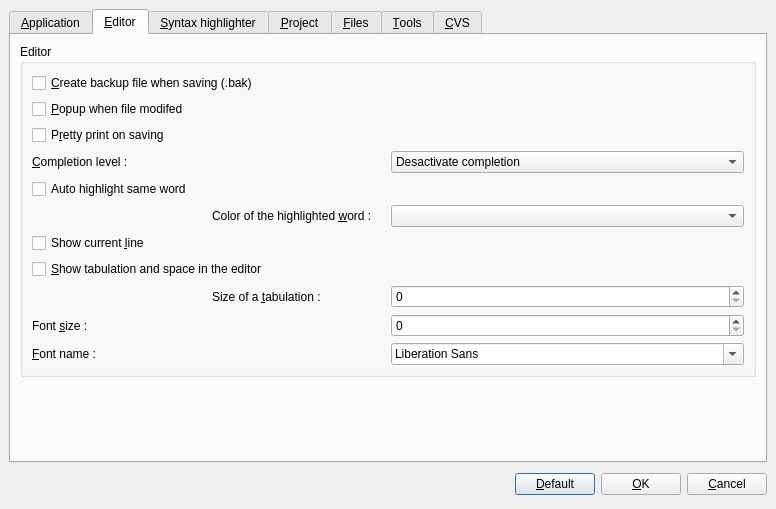
This is ui/custom.ui in phoenix741/xinx as Qt 5 draws it before an edit. The edited form follows.
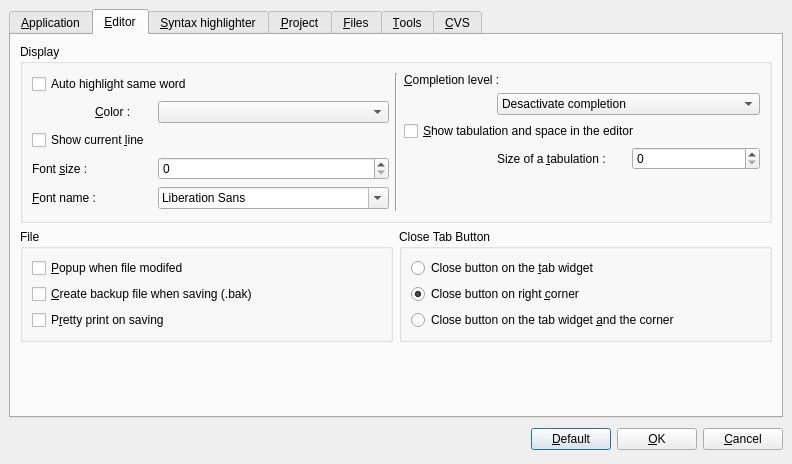
This is the edited form. The open tabs and pages were chosen to show the change. Icons and pictures are not drawn. Custom widgets are drawn as their Qt base class.

```diff
--- a/ui/custom.ui
+++ b/ui/custom.ui
@@ -5,8 +5,8 @@
    <rect>
     <x>0</x>
     <y>0</y>
-    <width>776</width>
-    <height>509</height>
+    <width>792</width>
+    <height>464</height>
    </rect>
   </property>
   <property name="windowTitle" >
@@ -165,53 +165,116 @@
       <attribute name="title" >
        <string>&amp;Editor</string>
       </attribute>
-      <layout class="QVBoxLayout" >
-       <item>
+      <layout class="QGridLayout" >
+       <item row="0" column="0" colspan="2" >
         <widget class="QGroupBox" name="groupBox_7" >
          <property name="title" >
-          <string>Editor</string>
+          <string>Display</string>
          </property>
+         <layout class="QHBoxLayout" >
+          <item>
          <layout class="QGridLayout" >
           <item row="0" column="0" colspan="4" >
-           <widget class="QCheckBox" name="m_createBakCheckBox" >
-            <property name="whatsThis" >
-             <string>&lt;html>&lt;head>&lt;meta name="qrichtext" content="1" />&lt;style type="text/css">
-p, li { white-space: pre-wrap; }
-&lt;/style>&lt;/head>&lt;body style=" font-family:'Sans Serif'; font-size:9pt; font-weight:400; font-style:normal; text-decoration:none;">
-&lt;p style=" margin-top:0px; margin-bottom:0px; margin-left:0px; margin-right:0px; -qt-block-indent:0; text-indent:0px;">Create a backup file before saving the file. The backup file is stored in the same directory that the orignal file. The backup is created by copy before the file is overwritten.&lt;/p>&lt;/body>&lt;/html></string>
-            </property>
+             <widget class="QCheckBox" name="m_autoHighlightCheckBox" >
             <property name="text" >
-             <string>&amp;Create backup file when saving (.bak)</string>
+               <string>Auto highlight same word</string>
             </property>
            </widget>
           </item>
-          <item row="1" column="0" colspan="4" >
-           <widget class="QCheckBox" name="m_popupWhenFileModifiedCheckBox" >
-            <property name="whatsThis" >
-             <string>&lt;html>&lt;head>&lt;meta name="qrichtext" content="1" />&lt;style type="text/css">
-p, li { white-space: pre-wrap; }
-&lt;/style>&lt;/head>&lt;body style=" font-family:'Sans Serif'; font-size:9pt; font-weight:400; font-style:normal; text-decoration:none;">
-&lt;p style=" margin-top:0px; margin-bottom:0px; margin-left:0px; margin-right:0px; -qt-block-indent:0; text-indent:0px;">Alert user when the file is modified by an extern application. The user has the choice to open the new file or keep current file.&lt;/p>&lt;/body>&lt;/html></string>
-            </property>
+            <item row="1" column="0" >
+             <spacer>
+              <property name="orientation" >
+               <enum>Qt::Horizontal</enum>
+              </property>
+              <property name="sizeType" >
+               <enum>QSizePolicy::Fixed</enum>
+              </property>
+              <property name="sizeHint" >
+               <size>
+                <width>40</width>
+                <height>20</height>
+               </size>
+              </property>
+             </spacer>
+            </item>
+            <item row="1" column="1" >
+             <widget class="QLabel" name="label_17" >
             <property name="text" >
-             <string>&amp;Popup when file modifed</string>
-            </property>
-           </widget>
-          </item>
+               <string>&amp;Color :</string>
+              </property>
+              <property name="buddy" >
+               <cstring>m_highlightTextColorComboBox</cstring>
+              </property>
+             </widget>
+            </item>
+            <item row="1" column="2" colspan="2" >
+             <widget class="KColorCombo" name="m_highlightTextColorComboBox" />
+            </item>
           <item row="2" column="0" colspan="4" >
-           <widget class="QCheckBox" name="m_prettyPrintOnSavingCheckBox" >
-            <property name="whatsThis" >
-             <string>&lt;html>&lt;head>&lt;meta name="qrichtext" content="1" />&lt;style type="text/css">
-p, li { white-space: pre-wrap; }
-&lt;/style>&lt;/head>&lt;body style=" font-family:'Sans Serif'; font-size:9pt; font-weight:400; font-style:normal; text-decoration:none;">
-&lt;p style=" margin-top:0px; margin-bottom:0px; margin-left:0px; margin-right:0px; -qt-block-indent:0; text-indent:0px;">If the box is checked, when saving the file, XINX apply the pretty print function on the text. This format the code on saving file. Saving file can be slower.&lt;/p>&lt;/body>&lt;/html></string>
-            </property>
+             <widget class="QCheckBox" name="m_showCurrentLineCheckBox" >
             <property name="text" >
-             <string>P&amp;retty print on saving</string>
+               <string>Show current &amp;line</string>
             </property>
            </widget>
           </item>
           <item row="3" column="0" colspan="2" >
+             <widget class="QLabel" name="label_10" >
+              <property name="text" >
+               <string>Font &amp;size :</string>
+              </property>
+              <property name="buddy" >
+               <cstring>m_fontSizeSpinBox</cstring>
+              </property>
+             </widget>
+            </item>
+            <item row="3" column="2" colspan="2" >
+             <widget class="QSpinBox" name="m_fontSizeSpinBox" >
+              <property name="whatsThis" >
+               <string>&lt;html>&lt;head>&lt;meta name="qrichtext" content="1" />&lt;style type="text/css">
+p, li { white-space: pre-wrap; }
+&lt;/style>&lt;/head>&lt;body style=" font-family:'Sans Serif'; font-size:9pt; font-weight:400; font-style:normal; text-decoration:none;">
+&lt;p style=" margin-top:0px; margin-bottom:0px; margin-left:0px; margin-right:0px; -qt-block-indent:0; text-indent:0px;">Size of the font in the editor. The value is a global value.&lt;/p>&lt;/body>&lt;/html></string>
+              </property>
+             </widget>
+            </item>
+            <item row="4" column="0" colspan="2" >
+             <widget class="QLabel" name="label_6" >
+              <property name="text" >
+               <string>&amp;Font name :</string>
+              </property>
+              <property name="buddy" >
+               <cstring>m_fontComboBox</cstring>
+              </property>
+             </widget>
+            </item>
+            <item row="4" column="2" colspan="2" >
+             <widget class="QFontComboBox" name="m_fontComboBox" >
+              <property name="whatsThis" >
+               <string>&lt;html>&lt;head>&lt;meta name="qrichtext" content="1" />&lt;style type="text/css">
+p, li { white-space: pre-wrap; }
+&lt;/style>&lt;/head>&lt;body style=" font-family:'Sans Serif'; font-size:9pt; font-weight:400; font-style:normal; text-decoration:none;">
+&lt;p style=" margin-top:0px; margin-bottom:0px; margin-left:0px; margin-right:0px; -qt-block-indent:0; text-indent:0px;">Name of the font to use in all editors&lt;/p>&lt;/body>&lt;/html></string>
+              </property>
+             </widget>
+            </item>
+           </layout>
+          </item>
+          <item>
+           <widget class="Line" name="line" >
+            <property name="sizePolicy" >
+             <sizepolicy vsizetype="Minimum" hsizetype="Fixed" >
+              <horstretch>0</horstretch>
+              <verstretch>0</verstretch>
+             </sizepolicy>
+            </property>
+            <property name="orientation" >
+             <enum>Qt::Vertical</enum>
+            </property>
+           </widget>
+          </item>
+          <item>
+           <layout class="QGridLayout" >
+            <item row="0" column="0" colspan="2" >
            <widget class="QLabel" name="label_13" >
             <property name="text" >
              <string>&amp;Completion level :</string>
@@ -221,7 +284,23 @@
             </property>
            </widget>
           </item>
-          <item row="3" column="2" colspan="2" >
+            <item row="1" column="0" >
+             <spacer>
+              <property name="orientation" >
+               <enum>Qt::Horizontal</enum>
+              </property>
+              <property name="sizeType" >
+               <enum>QSizePolicy::Fixed</enum>
+              </property>
+              <property name="sizeHint" >
+               <size>
+                <width>40</width>
+                <height>20</height>
+               </size>
+              </property>
+             </spacer>
+            </item>
+            <item row="1" column="1" colspan="2" >
            <widget class="QComboBox" name="m_completionLevelComboBox" >
             <property name="whatsThis" >
              <string>&lt;html>&lt;head>&lt;meta name="qrichtext" content="1" />&lt;style type="text/css">
@@ -255,50 +334,7 @@
             </item>
            </widget>
           </item>
-          <item row="4" column="0" colspan="2" >
-           <widget class="QCheckBox" name="m_autoHighlightCheckBox" >
-            <property name="text" >
-             <string>Auto highlight same word</string>
-            </property>
-           </widget>
-          </item>
-          <item row="5" column="0" >
-           <spacer>
-            <property name="orientation" >
-             <enum>Qt::Horizontal</enum>
-            </property>
-            <property name="sizeType" >
-             <enum>QSizePolicy::Fixed</enum>
-            </property>
-            <property name="sizeHint" >
-             <size>
-              <width>40</width>
-              <height>20</height>
-             </size>
-            </property>
-           </spacer>
-          </item>
-          <item row="5" column="1" >
-           <widget class="QLabel" name="label_17" >
-            <property name="text" >
-             <string>Color of the highlighted &amp;word :</string>
-            </property>
-            <property name="buddy" >
-             <cstring>m_highlightTextColorComboBox</cstring>
-            </property>
-           </widget>
-          </item>
-          <item row="5" column="2" colspan="2" >
-           <widget class="KColorCombo" name="m_highlightTextColorComboBox" />
-          </item>
-          <item row="6" column="0" colspan="4" >
-           <widget class="QCheckBox" name="m_showCurrentLineCheckBox" >
-            <property name="text" >
-             <string>Show current &amp;line</string>
-            </property>
-           </widget>
-          </item>
-          <item row="7" column="0" colspan="4" >
+            <item row="2" column="0" colspan="3" >
            <widget class="QCheckBox" name="m_showTabulationCheckBox" >
             <property name="whatsThis" >
              <string>&lt;html>&lt;head>&lt;meta name="qrichtext" content="1" />&lt;style type="text/css">
@@ -311,7 +347,7 @@
             </property>
            </widget>
           </item>
-          <item row="8" column="0" >
+            <item row="3" column="0" >
            <spacer>
             <property name="orientation" >
              <enum>Qt::Horizontal</enum>
@@ -327,7 +363,7 @@
             </property>
            </spacer>
           </item>
-          <item row="8" column="1" >
+            <item row="3" column="1" >
            <widget class="QLabel" name="label_14" >
             <property name="text" >
              <string>Size of a &amp;tabulation :</string>
@@ -337,7 +373,7 @@
             </property>
            </widget>
           </item>
-          <item row="8" column="2" colspan="2" >
+            <item row="3" column="2" >
            <widget class="QSpinBox" name="m_sizeOfTabSpinBox" >
             <property name="whatsThis" >
              <string>&lt;html>&lt;head>&lt;meta name="qrichtext" content="1" />&lt;style type="text/css">
@@ -347,63 +383,119 @@
             </property>
            </widget>
           </item>
-          <item row="9" column="0" colspan="2" >
-           <widget class="QLabel" name="label_10" >
-            <property name="text" >
-             <string>Font &amp;size :</string>
-            </property>
-            <property name="buddy" >
-             <cstring>m_fontSizeSpinBox</cstring>
-            </property>
-           </widget>
-          </item>
-          <item row="9" column="2" colspan="2" >
-           <widget class="QSpinBox" name="m_fontSizeSpinBox" >
-            <property name="whatsThis" >
-             <string>&lt;html>&lt;head>&lt;meta name="qrichtext" content="1" />&lt;style type="text/css">
-p, li { white-space: pre-wrap; }
-&lt;/style>&lt;/head>&lt;body style=" font-family:'Sans Serif'; font-size:9pt; font-weight:400; font-style:normal; text-decoration:none;">
-&lt;p style=" margin-top:0px; margin-bottom:0px; margin-left:0px; margin-right:0px; -qt-block-indent:0; text-indent:0px;">Size of the font in the editor. The value is a global value.&lt;/p>&lt;/body>&lt;/html></string>
-            </property>
-           </widget>
-          </item>
-          <item row="10" column="0" colspan="2" >
-           <widget class="QLabel" name="label_6" >
-            <property name="text" >
-             <string>&amp;Font name :</string>
-            </property>
-            <property name="buddy" >
-             <cstring>m_fontComboBox</cstring>
-            </property>
-           </widget>
-          </item>
-          <item row="10" column="2" colspan="2" >
-           <widget class="QFontComboBox" name="m_fontComboBox" >
-            <property name="whatsThis" >
-             <string>&lt;html>&lt;head>&lt;meta name="qrichtext" content="1" />&lt;style type="text/css">
-p, li { white-space: pre-wrap; }
-&lt;/style>&lt;/head>&lt;body style=" font-family:'Sans Serif'; font-size:9pt; font-weight:400; font-style:normal; text-decoration:none;">
-&lt;p style=" margin-top:0px; margin-bottom:0px; margin-left:0px; margin-right:0px; -qt-block-indent:0; text-indent:0px;">Name of the font to use in all editors&lt;/p>&lt;/body>&lt;/html></string>
-            </property>
-           </widget>
-          </item>
-         </layout>
-        </widget>
-       </item>
-       <item>
+            <item row="4" column="0" colspan="2" >
         <spacer>
          <property name="orientation" >
           <enum>Qt::Vertical</enum>
          </property>
          <property name="sizeHint" >
           <size>
-           <width>736</width>
+                <width>20</width>
            <height>41</height>
           </size>
          </property>
         </spacer>
        </item>
       </layout>
+          </item>
+         </layout>
+        </widget>
+       </item>
+       <item row="1" column="0" >
+        <widget class="QGroupBox" name="groupBox_9" >
+         <property name="title" >
+          <string>File</string>
+         </property>
+         <layout class="QVBoxLayout" >
+          <item>
+           <widget class="QCheckBox" name="m_popupWhenFileModifiedCheckBox" >
+            <property name="whatsThis" >
+             <string>&lt;html>&lt;head>&lt;meta name="qrichtext" content="1" />&lt;style type="text/css">
+p, li { white-space: pre-wrap; }
+&lt;/style>&lt;/head>&lt;body style=" font-family:'Sans Serif'; font-size:9pt; font-weight:400; font-style:normal; text-decoration:none;">
+&lt;p style=" margin-top:0px; margin-bottom:0px; margin-left:0px; margin-right:0px; -qt-block-indent:0; text-indent:0px;">Alert user when the file is modified by an extern application. The user has the choice to open the new file or keep current file.&lt;/p>&lt;/body>&lt;/html></string>
+            </property>
+            <property name="text" >
+             <string>&amp;Popup when file modifed</string>
+            </property>
+           </widget>
+          </item>
+          <item>
+           <widget class="QCheckBox" name="m_createBakCheckBox" >
+            <property name="whatsThis" >
+             <string>&lt;html>&lt;head>&lt;meta name="qrichtext" content="1" />&lt;style type="text/css">
+p, li { white-space: pre-wrap; }
+&lt;/style>&lt;/head>&lt;body style=" font-family:'Sans Serif'; font-size:9pt; font-weight:400; font-style:normal; text-decoration:none;">
+&lt;p style=" margin-top:0px; margin-bottom:0px; margin-left:0px; margin-right:0px; -qt-block-indent:0; text-indent:0px;">Create a backup file before saving the file. The backup file is stored in the same directory that the orignal file. The backup is created by copy before the file is overwritten.&lt;/p>&lt;/body>&lt;/html></string>
+            </property>
+            <property name="text" >
+             <string>&amp;Create backup file when saving (.bak)</string>
+            </property>
+           </widget>
+          </item>
+          <item>
+           <widget class="QCheckBox" name="m_prettyPrintOnSavingCheckBox" >
+            <property name="whatsThis" >
+             <string>&lt;html>&lt;head>&lt;meta name="qrichtext" content="1" />&lt;style type="text/css">
+p, li { white-space: pre-wrap; }
+&lt;/style>&lt;/head>&lt;body style=" font-family:'Sans Serif'; font-size:9pt; font-weight:400; font-style:normal; text-decoration:none;">
+&lt;p style=" margin-top:0px; margin-bottom:0px; margin-left:0px; margin-right:0px; -qt-block-indent:0; text-indent:0px;">If the box is checked, when saving the file, XINX apply the pretty print function on the text. This format the code on saving file. Saving file can be slower.&lt;/p>&lt;/body>&lt;/html></string>
+            </property>
+            <property name="text" >
+             <string>P&amp;retty print on saving</string>
+            </property>
+           </widget>
+          </item>
+         </layout>
+        </widget>
+       </item>
+       <item row="1" column="1" >
+        <widget class="QGroupBox" name="groupBox_8" >
+         <property name="title" >
+          <string>Close Tab Button</string>
+         </property>
+         <layout class="QVBoxLayout" >
+          <item>
+           <widget class="QRadioButton" name="m_closeBtnRadioButton" >
+            <property name="text" >
+             <string>Close button on the &amp;tab widget</string>
+            </property>
+           </widget>
+          </item>
+          <item>
+           <widget class="QRadioButton" name="m_cornerBtnRadioButton" >
+            <property name="text" >
+             <string>Close button on right &amp;corner</string>
+            </property>
+            <property name="checked" >
+             <bool>true</bool>
+            </property>
+           </widget>
+          </item>
+          <item>
+           <widget class="QRadioButton" name="m_closeAndCornerBtnRadioButton" >
+            <property name="text" >
+             <string>Close button on the tab widget &amp;and the corner</string>
+            </property>
+           </widget>
+          </item>
+         </layout>
+        </widget>
+       </item>
+       <item row="2" column="0" colspan="2" >
+        <spacer>
+         <property name="orientation" >
+          <enum>Qt::Vertical</enum>
+         </property>
+         <property name="sizeHint" >
+          <size>
+           <width>736</width>
+           <height>31</height>
+          </size>
+         </property>
+        </spacer>
+       </item>
+      </layout>
      </widget>
      <widget class="QWidget" name="page_3" >
       <attribute name="title" >
```
Left out of the diff: 54 changed lines with no effect on the pictures. Lines whose indentation alone changed are shown as unchanged.
